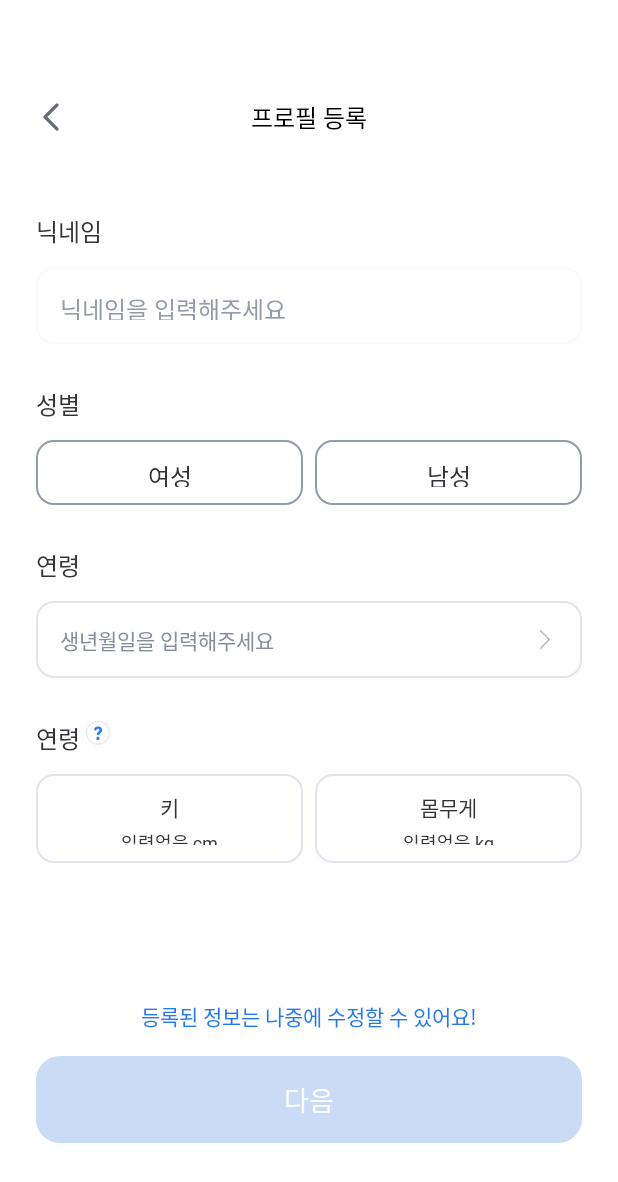
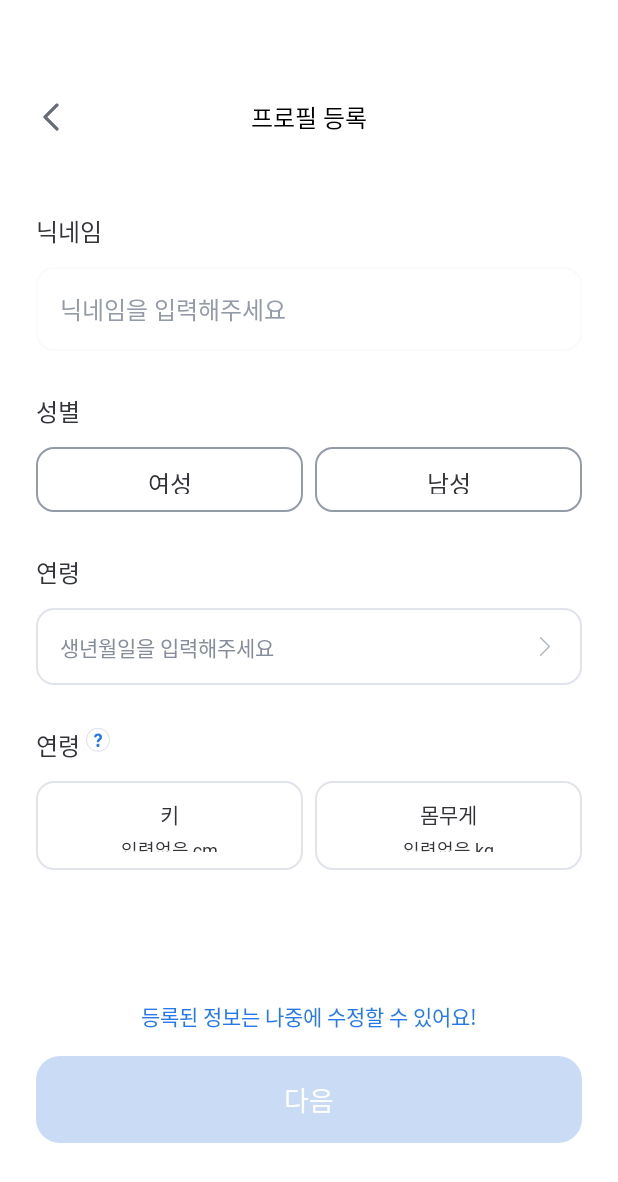
Before and after one commit to PillTipKR/PillTip, an Android app built with Jetpack Compose: the ProfilePage screen opened through its navigation route, on a phone screen of 412 x 824 dp. Shown: the top 1182 px of the screen. Run offline under Robolectric (Android 15) with nearby library versions, the phone set to English and light mode, and no system bars; our stand-ins replace Dagger/Hilt's generated code, Firebase (no records; nobody signed in at launch, a user with empty details on screens opened directly), accompanist; libraries missing offline, so code that uses them is left out: com.kakao.sdk, com.kakao.vectormap; Roboto replaces fonts that are not available here; 5 statements that could not run were skipped.

Commit message:
[Feat] QA 1차 RoundText Composable - 2줄 이상 입력 시 어색하지 않도록 수정 - author: 김기윤

```diff
--- a/PillTip/FE/app/src/main/java/com/pilltip/pilltip/composable/AuthComposable/ProfileComposable.kt
+++ b/PillTip/FE/app/src/main/java/com/pilltip/pilltip/composable/AuthComposable/ProfileComposable.kt
@@ -13,6 +13,7 @@ import androidx.compose.foundation.layout.height
 import androidx.compose.foundation.layout.padding
 import androidx.compose.foundation.layout.size
 import androidx.compose.foundation.layout.width
+import androidx.compose.foundation.layout.wrapContentHeight
 import androidx.compose.foundation.lazy.rememberLazyListState
 import androidx.compose.foundation.shape.RoundedCornerShape
 import androidx.compose.foundation.text.BasicTextField
@@ -133,7 +134,7 @@ fun RoundTextField(
     BasicTextField(
         value = text,
         onValueChange = {
-            if (it.length <= 20) textChange(it)
+            if (it.length <= 50) textChange(it)
         },
         modifier = modifier
             .border(
@@ -144,7 +145,7 @@ fun RoundTextField(
                 shape = RoundedCornerShape(size = 12.dp)
             )
             .fillMaxWidth()
-            .height(51.dp)
+            .wrapContentHeight()
             .background(
                 color = if (isLogin && text.isEmpty()) gray050 else Color.White,
                 shape = RoundedCornerShape(size = 12.dp)
@@ -172,7 +173,7 @@ fun RoundTextField(
             Box(
                 modifier = Modifier
                     .fillMaxWidth()
-                    .height(22.dp),
+                    .wrapContentHeight(),
                 contentAlignment = Alignment.CenterStart
             ) {
                 if (text.isEmpty()) {
```
